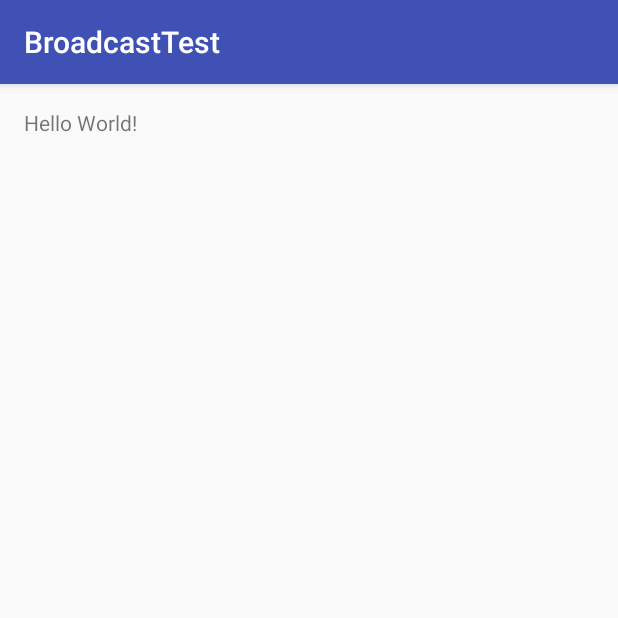
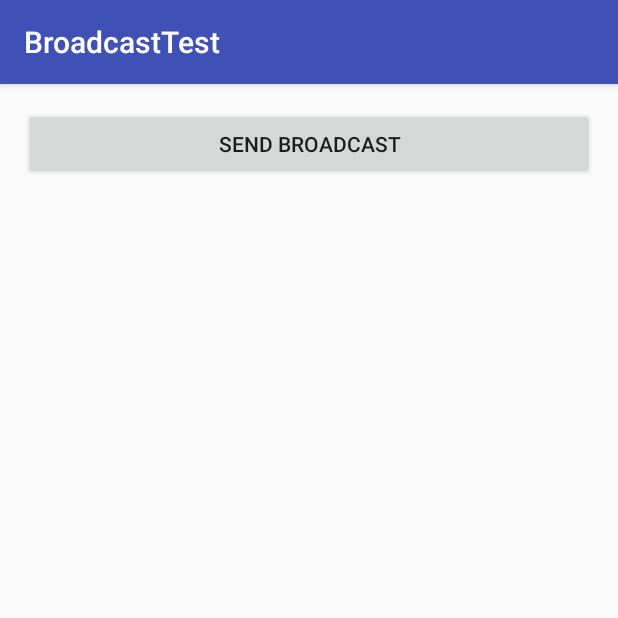
Before and after one commit to devchenyan/myandroid-first, an Android app: the screen it shows after launch (MainActivity), on a phone screen of 412 x 824 dp, the top half of it. Run offline under Robolectric (Android 15) with nearby library versions, the phone set to English and light mode, and no system bars.

Commit message:
my broadcast

```diff
--- a/BroadcastTest/app/src/main/java/com/example/echo/broadcasttest/MainActivity.java
+++ b/BroadcastTest/app/src/main/java/com/example/echo/broadcasttest/MainActivity.java
@@ -1,49 +1,28 @@
 package com.example.echo.broadcasttest;
 
-import android.content.BroadcastReceiver;
-import android.content.Context;
 import android.content.Intent;
-import android.content.IntentFilter;
-import android.net.ConnectivityManager;
-import android.net.NetworkInfo;
 import android.support.v7.app.AppCompatActivity;
 import android.os.Bundle;
-import android.widget.Toast;
+import android.view.View;
+import android.widget.Button;
 
 public class MainActivity extends AppCompatActivity {
-
-    private NetworkChangeReceiver networkChangeReceiver;
 
     @Override
     protected void onCreate(Bundle savedInstanceState) {
         super.onCreate(savedInstanceState);
         setContentView(R.layout.activity_main);
 
-        IntentFilter intentFilter = new IntentFilter();
-        intentFilter.addAction("android.net.conn.CONNECTIVITY_CHANGE");
+        Button button = (Button) findViewById(R.id.button);
+        if (button != null) {
+            button.setOnClickListener(new View.OnClickListener() {
+                @Override
+                public void onClick(View v) {
+                    Intent intent = new Intent("com.example.echo.broadacsttest.MY_BROADCAST");
+                    sendBroadcast(intent);
+                }
+            });
+        }
 
-        networkChangeReceiver = new NetworkChangeReceiver();
-
-        registerReceiver(networkChangeReceiver, intentFilter);
-    }
-
-    @Override
-    protected void onDestroy() {
-        super.onDestroy();
-        unregisterReceiver(networkChangeReceiver);
-    }
-
-    class NetworkChangeReceiver extends BroadcastReceiver {
-        @Override
-        public void onReceive(Context context, Intent intent) {
-            ConnectivityManager connectivityManager = (ConnectivityManager) getSystemService(Context.CONNECTIVITY_SERVICE);
-            NetworkInfo networkInfo = connectivityManager.getActiveNetworkInfo();
-
-            if (networkInfo != null && networkInfo.isAvailable()) {
-                Toast.makeText(context, "network is available", Toast.LENGTH_SHORT).show();
-            }else {
-                Toast.makeText(context, "network is unavailable", Toast.LENGTH_SHORT).show();
-            }
-        }
     }
 }
--- a/BroadcastTest/app/src/main/res/layout/activity_main.xml
+++ b/BroadcastTest/app/src/main/res/layout/activity_main.xml
@@ -9,8 +9,14 @@
     android:paddingTop="@dimen/activity_vertical_margin"
     tools:context="com.example.echo.broadcasttest.MainActivity">
 
-    <TextView
-        android:layout_width="wrap_content"
+    <!--<TextView-->
+        <!--android:layout_width="wrap_content"-->
+        <!--android:layout_height="wrap_content"-->
+        <!--android:text="Hello World!" />-->
+
+    <Button
+        android:id="@+id/button"
+        android:layout_width="match_parent"
         android:layout_height="wrap_content"
-        android:text="Hello World!" />
+        android:text="Send Broadcast"/>
 </RelativeLayout>
```
Also changed, not shown: BroadcastTest/app/src/main/AndroidManifest.xml (+10 -3 lines), BroadcastTest/app/src/main/java/com/example/echo/broadcasttest/MyBroadcastReceiver.java (added, +13 -0 lines).
